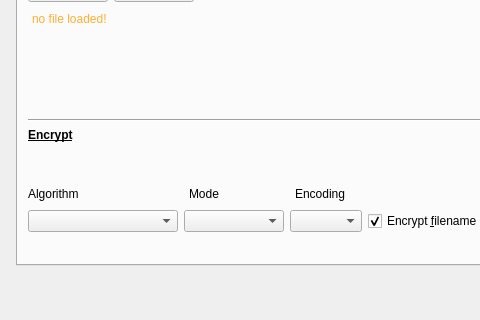
redazzalpha/xkrypt, file mainwindow.ui: the form before one commit; both pictures show x 0 to 480 and y 280 to 600 of the 800 by 600 pixel window.
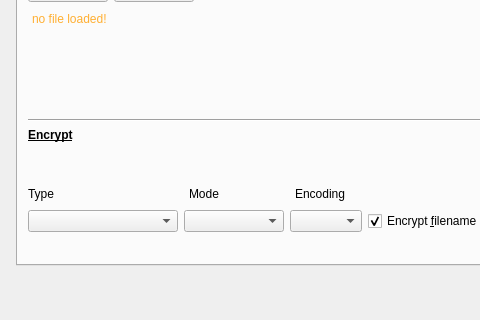
The form after the commit. The open tabs and pages were chosen to show the change. Icons and pictures are not drawn.

```diff
--- a/mainwindow.ui
+++ b/mainwindow.ui
@@ -811,7 +811,7 @@
               </size>
              </property>
              <property name="text">
-              <string>Algorithm</string>
+              <string>Type</string>
              </property>
             </widget>
            </item>
```
Left out of the diff: 6 changed lines with no effect on the pictures.
